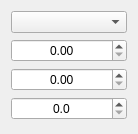
Old version of the form src/window_munk_power_supply/widgetsegmenttimedata.ui in the repository dmherrington/ECM-Control-System.
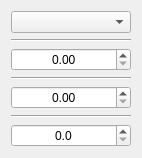
New version of the form.

```diff
--- a/src/window_munk_power_supply/widgetsegmenttimedata.ui
+++ b/src/window_munk_power_supply/widgetsegmenttimedata.ui
@@ -6,8 +6,8 @@
    <rect>
     <x>0</x>
     <y>0</y>
-    <width>138</width>
-    <height>134</height>
+    <width>142</width>
+    <height>143</height>
    </rect>
   </property>
   <property name="sizePolicy">
@@ -20,7 +20,17 @@
    <string>Form</string>
   </property>
   <layout class="QGridLayout" name="gridLayout">
-   <item row="1" column="0">
+   <item row="3" column="0">
+    <widget class="Line" name="line_2">
+     <property name="orientation">
+      <enum>Qt::Horizontal</enum>
+     </property>
+    </widget>
+   </item>
+   <item row="0" column="0">
+    <widget class="QComboBox" name="comboBox_Mode"/>
+   </item>
+   <item row="2" column="0">
     <widget class="QDoubleSpinBox" name="doubleSpinBox_Voltage">
      <property name="enabled">
       <bool>true</bool>
@@ -30,7 +40,7 @@
      </property>
     </widget>
    </item>
-   <item row="3" column="0">
+   <item row="6" column="0">
     <widget class="QDoubleSpinBox" name="doubleSpinBox_Time">
      <property name="alignment">
       <set>Qt::AlignCenter</set>
@@ -40,15 +50,26 @@
      </property>
     </widget>
    </item>
-   <item row="2" column="0">
+   <item row="4" column="0">
     <widget class="QDoubleSpinBox" name="doubleSpinBox_Current">
      <property name="alignment">
       <set>Qt::AlignCenter</set>
      </property>
     </widget>
    </item>
-   <item row="0" column="0">
-    <widget class="QComboBox" name="comboBox_Mode"/>
+   <item row="1" column="0">
+    <widget class="Line" name="line">
+     <property name="orientation">
+      <enum>Qt::Horizontal</enum>
+     </property>
+    </widget>
+   </item>
+   <item row="5" column="0">
+    <widget class="Line" name="line_3">
+     <property name="orientation">
+      <enum>Qt::Horizontal</enum>
+     </property>
+    </widget>
    </item>
   </layout>
  </widget>
```
